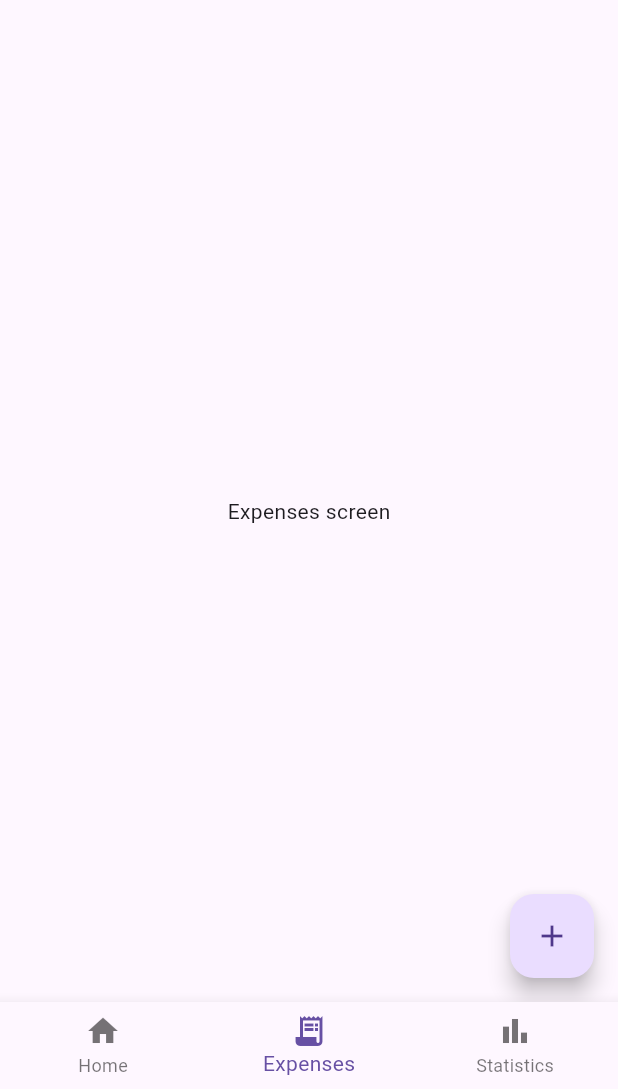
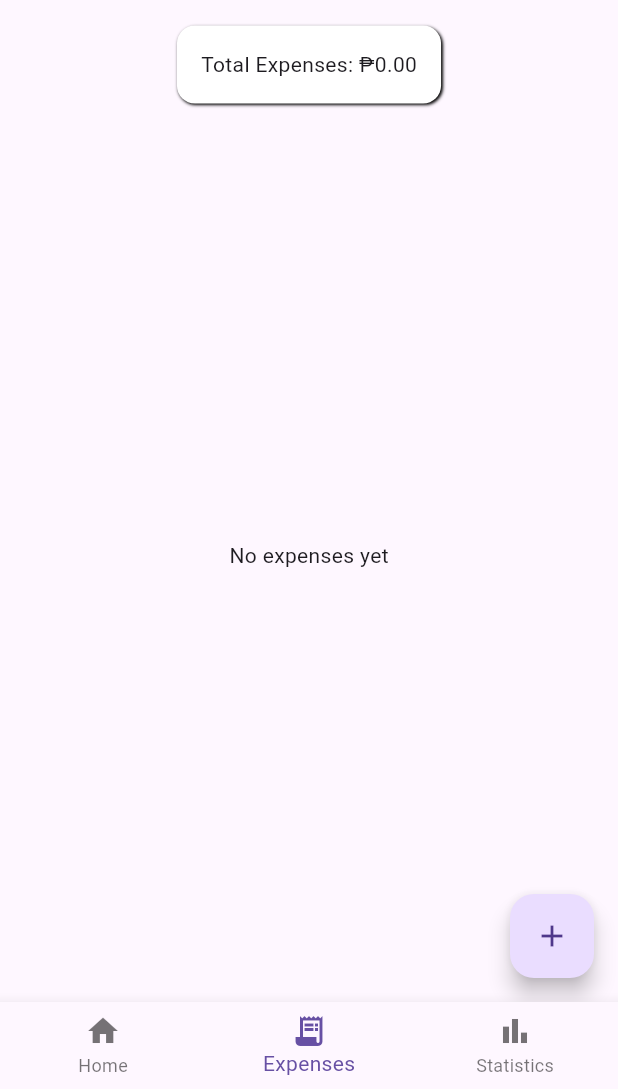
Before and after one commit to 1nonlybrucee/flutter-practice, a Flutter app: the screen it shows after launch, item 2 of the bottom bar chosen, on a phone screen of 412 x 824 dp, the part 147-1236 px from its top. Run offline on Flutter 3.47's test engine with Material 3 defaults, Android fonts, the light colour scheme and no system bars.

Commit message:
implement adding expenses

```diff
--- a/project_04_expense_tracker_v2/lib/pages/expenses_screen.dart
+++ b/project_04_expense_tracker_v2/lib/pages/expenses_screen.dart
@@ -1,5 +1,9 @@
 import 'package:flutter/material.dart';
-import 'package:project_04_expense_tracker_v2/widgets/add_expense_dialog.dart';
+import 'package:project_04_expense_tracker_v2/widgets/expense_list.dart';
+import 'package:project_04_expense_tracker_v2/widgets/total_expenses.dart';
+import '../widgets/add_expense_dialog.dart';
+import '../services/expense_service.dart';
+import '../models/expense.dart';
 
 class ExpensesScreen extends StatefulWidget {
   const ExpensesScreen({super.key});
@@ -9,20 +13,40 @@ class ExpensesScreen extends StatefulWidget {
 }
 
 class _ExpensesScreenState extends State<ExpensesScreen> {
+  final expenseService = ExpenseService();
+
+  void _addExpense() async {
+    final expense = await showDialog<Expense>(
+      context: context,
+      builder: (context) {
+        return const AddExpenseDialog();
+      },
+    );
+
+    if (expense != null) {
+      setState(() {
+        expenseService.addExpense(expense);
+      });
+    }
+  }
+
   @override
   Widget build(BuildContext context) {
     return Scaffold(
       appBar: AppBar(title: Text("Expenses")),
-      body: Center(child: Text("Expenses screen")),
+      body: Column(
+        children: [
+          TotalExpenses(expenses: expenseService.expenses),
+          Expanded(
+            child: expenseService.expenses.isEmpty
+                ? const Center(child: Text("No expenses yet"))
+                : ExpenseList(expenses: expenseService.expenses),
+          ),
+        ],
+      ),
+
       floatingActionButton: FloatingActionButton(
-        onPressed: () {
-          showDialog(
-            context: context,
-            builder: (context) {
-              return AddExpenseDialog();
-            },
-          );
-        },
+        onPressed: _addExpense,
         child: Icon(Icons.add),
       ),
     );
--- /dev/null
+++ b/project_04_expense_tracker_v2/lib/widgets/expense_list.dart
@@ -0,0 +1,24 @@
+import 'package:flutter/material.dart';
+import 'package:project_04_expense_tracker_v2/models/expense.dart';
+
+class ExpenseList extends StatelessWidget {
+  final List<Expense> expenses;
+
+  const ExpenseList({required this.expenses, super.key});
+
+  @override
+  Widget build(BuildContext context) {
+    return ListView.builder(
+      itemCount: expenses.length,
+      itemBuilder: (context, index) {
+        final expense = expenses[index];
+
+        return ListTile(
+          title: Text(expense.title),
+          subtitle: Text(expense.category.name),
+          trailing: Text("₱${expense.amount.toStringAsFixed(2)}"),
+        );
+      },
+    );
+  }
+}
--- /dev/null
+++ b/project_04_expense_tracker_v2/lib/widgets/total_expenses.dart
@@ -0,0 +1,26 @@
+import 'package:flutter/material.dart';
+import '../models/expense.dart';
+
+class TotalExpenses extends StatelessWidget {
+  final List<Expense> expenses;
+
+  const TotalExpenses({required this.expenses, super.key});
+
+  double total() {
+    return expenses.fold(0, (sum, expense) => sum + expense.amount);
+  }
+
+  @override
+  Widget build(BuildContext context) {
+    return Container(
+      margin: const EdgeInsets.all(3),
+      padding: const EdgeInsets.all(16),
+      decoration: BoxDecoration(
+        color: Colors.white,
+        borderRadius: BorderRadius.circular(12),
+        boxShadow: [BoxShadow(blurRadius: 1, offset: Offset(1, 1))],
+      ),
+      child: Text("Total Expenses: ₱${total().toStringAsFixed(2)}"),
+    );
+  }
+}
```
Also changed, not shown: project_04_expense_tracker_v2/lib/pages/add_expense_page.dart (deleted, +0 -13 lines), project_04_expense_tracker_v2/lib/widgets/add_expense_dialog.dart (+12 -12 lines).
